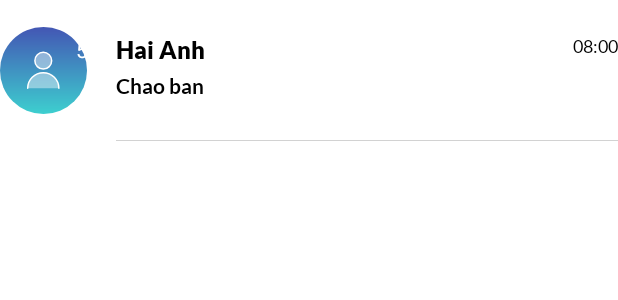
After one commit to tana142/ChatApp, an Android app: the layout item_message.xml on its own in the app's theme, with its tools: preview values and no code run, on a phone screen of 412 x 824 dp. The commit adds this screen. Shown: the top 300 px of the screen. Run offline under Robolectric (Android 15) with nearby library versions, the phone set to English and light mode, and no system bars; Roboto replaces fonts that are not available here.

Commit message:
code file message fragment-view model, add message adapter

```diff
--- a/app/src/main/java/com/rikkei/training/activity/chatapp/view/fragment/message/DetailMessageFragment.kt
+++ b/app/src/main/java/com/rikkei/training/activity/chatapp/view/fragment/message/DetailMessageFragment.kt
@@ -6,8 +6,9 @@ import android.view.LayoutInflater
 import android.view.View
 import android.view.ViewGroup
 import com.rikkei.training.activity.chatapp.R
+import com.rikkei.training.activity.chatapp.view.MainInterface
 
-class DetailMessageFragment : Fragment() {
+class DetailMessageFragment(private val mainInterface: MainInterface) : Fragment() {
 
     override fun onCreateView(
         inflater: LayoutInflater, container: ViewGroup?,
@@ -18,6 +19,6 @@ class DetailMessageFragment : Fragment() {
     }
 
     companion object {
-
+        fun Instance(mainInterface: MainInterface) = DetailMessageFragment(mainInterface)
     }
 }
--- /dev/null
+++ b/app/src/main/res/drawable-v24/ic_badge_red_large_icon.xml
@@ -0,0 +1,11 @@
+<vector xmlns:android="http://schemas.android.com/apk/res/android"
+    android:width="29dp"
+    android:height="29dp"
+    android:viewportWidth="29"
+    android:viewportHeight="29">
+  <path
+      android:pathData="M14.5,14.5m-12.75,0a12.75,12.75 0,1 1,25.5 0a12.75,12.75 0,1 1,-25.5 0"
+      android:strokeWidth="2.5"
+      android:fillColor="#C92323"
+      android:strokeColor="#ffffff"/>
+</vector>
--- /dev/null
+++ b/app/src/main/res/font/lato_black.xml
@@ -0,0 +1,7 @@
+<?xml version="1.0" encoding="utf-8"?>
+<font-family xmlns:app="http://schemas.android.com/apk/res-auto"
+        app:fontProviderAuthority="com.google.android.gms.fonts"
+        app:fontProviderPackage="com.google.android.gms"
+        app:fontProviderQuery="name=Lato&amp;weight=900"
+        app:fontProviderCerts="@array/com_google_android_gms_fonts_certs">
+</font-family>
--- /dev/null
+++ b/app/src/main/res/layout/item_message.xml
@@ -0,0 +1,106 @@
+<?xml version="1.0" encoding="utf-8"?>
+<layout xmlns:android="http://schemas.android.com/apk/res/android"
+    xmlns:app="http://schemas.android.com/apk/res-auto">
+
+    <data>
+
+    </data>
+
+    <androidx.constraintlayout.widget.ConstraintLayout
+        android:layout_width="match_parent"
+        android:layout_height="wrap_content"
+        android:layout_marginTop="18dp">
+
+        <ImageView
+            android:id="@+id/image_user_message_default"
+            android:layout_width="58dp"
+            android:layout_height="58dp"
+            android:background="@drawable/bg_item_message"
+            android:scaleType="center"
+            android:src="@drawable/ic_avatar_user_default_while_large_icon"
+            app:layout_constraintBottom_toBottomOf="@+id/image_user_message"
+            app:layout_constraintLeft_toLeftOf="@+id/image_user_message"
+            app:layout_constraintRight_toRightOf="@+id/image_user_message"
+            app:layout_constraintTop_toTopOf="@+id/image_user_message" />
+
+        <de.hdodenhof.circleimageview.CircleImageView
+            android:id="@+id/image_user_message"
+            android:layout_width="58dp"
+            android:layout_height="58dp"
+            android:layout_marginBottom="18dp"
+            android:background="@drawable/bg_item_message"
+            android:scaleType="centerCrop"
+            android:visibility="invisible"
+            app:layout_constraintBottom_toBottomOf="parent"
+            app:layout_constraintLeft_toLeftOf="parent"
+            app:layout_constraintRight_toLeftOf="@id/tv_message"
+            app:layout_constraintTop_toTopOf="parent" />
+
+        <TextView
+            android:id="@+id/tv_name_user_message"
+            android:layout_width="wrap_content"
+            android:layout_height="wrap_content"
+            android:layout_marginLeft="19dp"
+            android:layout_marginTop="5dp"
+            android:fontFamily="@font/lato_black"
+            android:text="Hai Anh"
+            android:textColor="@color/black"
+            android:textSize="16sp"
+            app:layout_constraintLeft_toRightOf="@id/image_user_message"
+            app:layout_constraintTop_toTopOf="parent" />
+
+        <TextView
+            android:id="@+id/tv_time"
+            android:layout_width="wrap_content"
+            android:layout_height="wrap_content"
+            android:layout_marginTop="5dp"
+            android:fontFamily="@font/lato"
+            android:text="08:00"
+            android:textColor="@color/black"
+            android:textSize="12sp"
+            app:layout_constraintRight_toRightOf="parent"
+            app:layout_constraintTop_toTopOf="parent" />
+
+        <TextView
+            android:id="@+id/tv_message"
+            android:layout_width="wrap_content"
+            android:layout_height="wrap_content"
+            android:layout_marginLeft="19dp"
+            android:layout_marginTop="5dp"
+            android:fontFamily="@font/lato_bold"
+            android:text="Chao ban"
+            android:textColor="@color/black"
+            android:textSize="14sp"
+            app:layout_constraintLeft_toRightOf="@id/image_user_message"
+            app:layout_constraintTop_toBottomOf="@id/tv_name_user_message" />
+
+        <ImageView
+            android:id="@+id/img_badge_message"
+            android:layout_width="wrap_content"
+            android:layout_height="wrap_content"
+            android:layout_marginLeft="40dp"
+            android:src="@drawable/ic_badge_red_large_icon"
+            android:visibility="invisible"
+            app:layout_constraintLeft_toLeftOf="parent"
+            app:layout_constraintTop_toTopOf="parent" />
+
+        <TextView
+            android:id="@+id/tv_badge_message"
+            android:layout_width="wrap_content"
+            android:layout_height="wrap_content"
+            android:text="5"
+            android:textColor="@color/white"
+            app:layout_constraintBottom_toBottomOf="@id/img_badge_message"
+            app:layout_constraintLeft_toLeftOf="@id/img_badge_message"
+            app:layout_constraintRight_toRightOf="@id/img_badge_message"
+            app:layout_constraintTop_toTopOf="@id/img_badge_message" />
+
+        <View
+            android:layout_width="0dp"
+            android:layout_height="0.5dp"
+            android:background="@color/gray"
+            app:layout_constraintBottom_toBottomOf="parent"
+            app:layout_constraintLeft_toLeftOf="@id/tv_name_user_message" />
+
+    </androidx.constraintlayout.widget.ConstraintLayout>
+</layout>
```
Also changed, not shown: app/src/main/java/com/rikkei/training/activity/chatapp/adapter/UserMessageAdapter.kt (added, +51 -0 lines), app/src/main/java/com/rikkei/training/activity/chatapp/view/fragment/message/MessageFragment.kt (+48 -4 lines), app/src/main/java/com/rikkei/training/activity/chatapp/view/fragment/message/SearchMessageFragment.kt (+43 -4 lines), app/src/main/java/com/rikkei/training/activity/chatapp/viewmodel/message/MessageViewModel.kt (+37 -1 lines).
